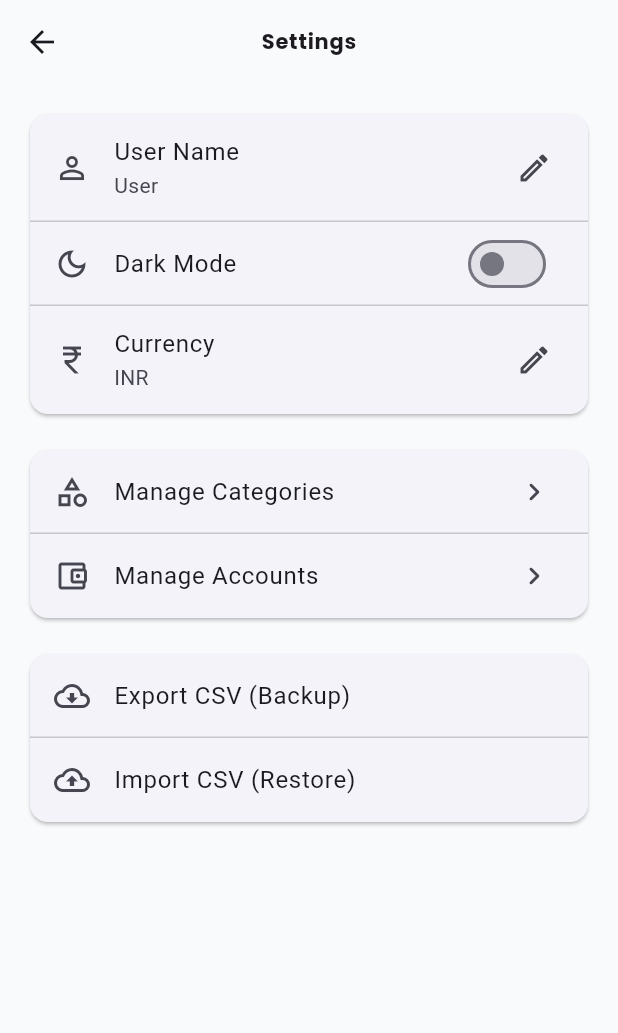
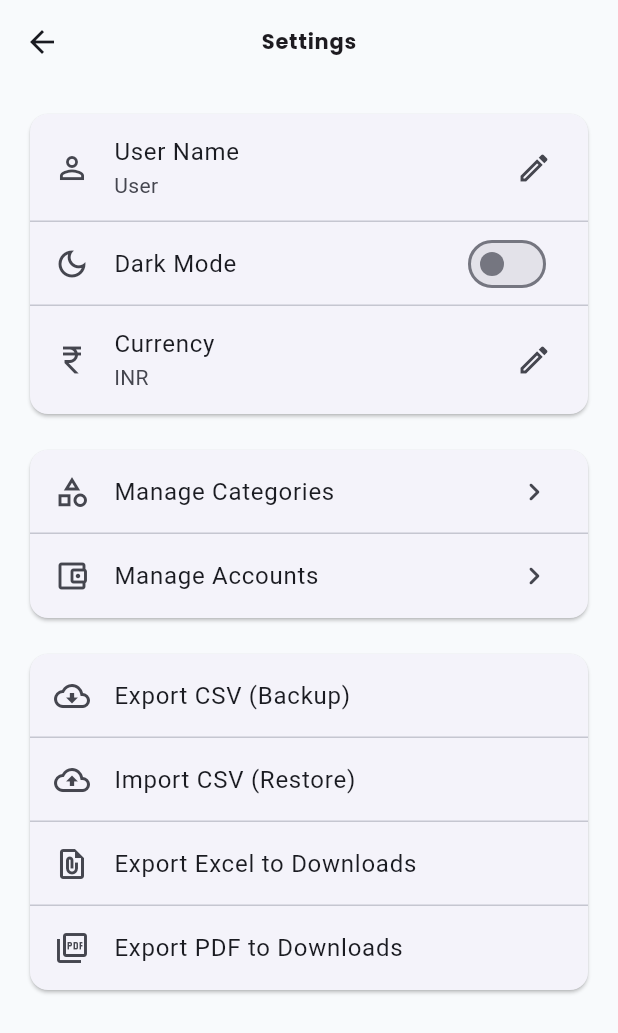
Before and after one commit to iamprasidh/TrackPay, a Flutter app: the SettingsScreen screen opened directly, on a phone screen of 412 x 824 dp. Shown: the top 1033 px of the screen. Run offline on Flutter 3.47's test engine with Material 3 defaults, Android fonts, the phone set to English and light mode, and no system bars; our stand-ins replace flutter_riverpod, google_fonts, hive, hive_flutter; missing offline and left inert: excel; accounts and stored records are empty.

Commit message:
updated settings screen for pdf /excel

```diff
--- a/lib/screens/settings/settings_screen.dart
+++ b/lib/screens/settings/settings_screen.dart
@@ -5,6 +5,7 @@ import 'categories_screen.dart';
 import 'accounts_screen.dart';
 import '../../providers/settings_provider.dart';
 import 'package:trackpay/services/backup_service.dart';
+import 'package:trackpay/services/export_service.dart';
 import 'package:trackpay/utils/app_snackbar.dart';
 import 'package:trackpay/providers/account_provider.dart';
 import 'package:trackpay/providers/category_provider.dart';
@@ -103,6 +104,18 @@ class SettingsScreen extends ConsumerWidget {
                   leading: const Icon(Icons.cloud_upload_outlined),
                   title: const Text("Import CSV (Restore)"),
                   onTap: () => _importCsv(context, ref),
+                ),
+                const Divider(height: 0),
+                ListTile(
+                  leading: const Icon(Icons.file_present_outlined),
+                  title: const Text("Export Excel to Downloads"),
+                  onTap: () => _exportExcel(context),
+                ),
+                const Divider(height: 0),
+                ListTile(
+                  leading: const Icon(Icons.picture_as_pdf_outlined),
+                  title: const Text("Export PDF to Downloads"),
+                  onTap: () => _exportPdf(context),
                 ),
               ],
             ),
@@ -251,4 +264,22 @@ class SettingsScreen extends ConsumerWidget {
       AppSnackbar.show(context, message: 'Import failed', isError: true);
     }
   }
+
+  Future<void> _exportExcel(BuildContext context) async {
+    try {
+      final path = await ExportService.exportExcelToStorage();
+      AppSnackbar.show(context, message: 'Excel saved to $path');
+    } catch (e) {
+      AppSnackbar.show(context, message: 'Excel export failed', isError: true);
+    }
+  }
+
+  Future<void> _exportPdf(BuildContext context) async {
+    try {
+      final path = await ExportService.exportPdfToStorage();
+      AppSnackbar.show(context, message: 'PDF saved to $path');
+    } catch (e) {
+      AppSnackbar.show(context, message: 'PDF export failed', isError: true);
+    }
+  }
 }
```
